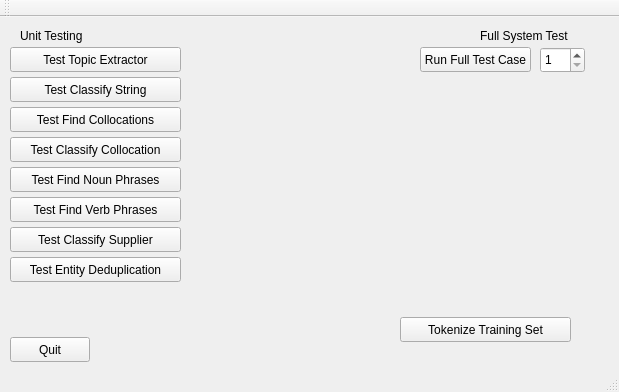
The window that mainwindow.ui (ismith1024/4905) describes before a commit, drawn with Qt 5.
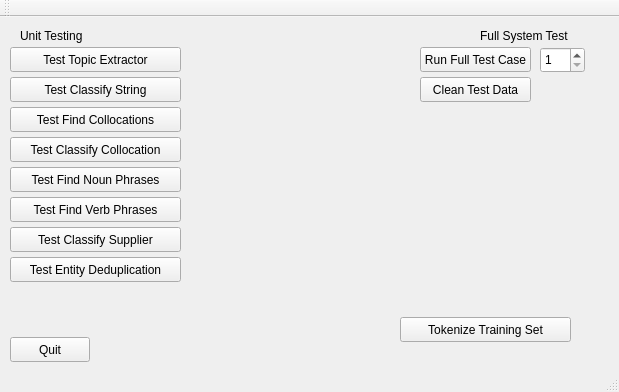
The same window after the commit.

Commit message: Control flow linked to GUI

The edit to the form file:
```diff
--- a/mainwindow.ui
+++ b/mainwindow.ui
@@ -199,6 +199,19 @@
      <number>5</number>
     </property>
    </widget>
+   <widget class="QPushButton" name="pushButton_6">
+    <property name="geometry">
+     <rect>
+      <x>420</x>
+      <y>60</y>
+      <width>111</width>
+      <height>25</height>
+     </rect>
+    </property>
+    <property name="text">
+     <string>Clean Test Data</string>
+    </property>
+   </widget>
   </widget>
   <widget class="QToolBar" name="mainToolBar">
    <attribute name="toolBarArea">
```
The commit also changes 6 other files.
